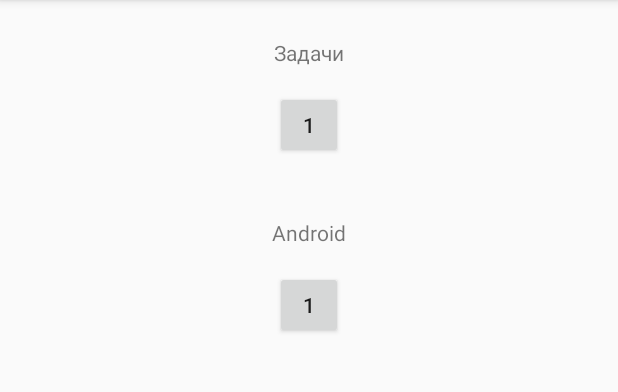
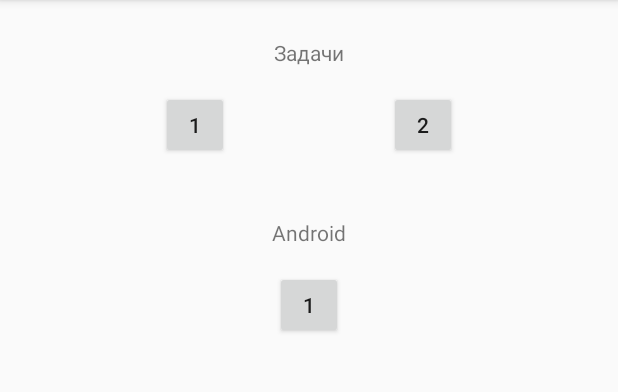
Before and after one commit to 2wiktor2/Exercises, an Android app: the screen it shows after launch (MainActivity), on a phone screen of 412 x 824 dp, the part 84-476 px from its top. Run offline under Robolectric (Android 15) with nearby library versions, the phone set to English and light mode, and no system bars.

Commit message:
Вторая задача добавлена

```diff
--- a/app/src/main/AndroidManifest.xml
+++ b/app/src/main/AndroidManifest.xml
@@ -17,7 +17,8 @@
             </intent-filter>
         </activity>
         <activity android:name=".Zadacha1" />
-        <activity android:name=".AndroidZadacha1"></activity>
+        <activity android:name=".AndroidZadacha1" />
+        <activity android:name=".Zadacha2"></activity>
     </application>
 
 </manifest>
--- a/app/src/main/java/com/wiktor/exercises1/MainActivity.java
+++ b/app/src/main/java/com/wiktor/exercises1/MainActivity.java
@@ -8,9 +8,8 @@ import android.widget.Button;
 
 public class MainActivity extends AppCompatActivity implements View.OnClickListener {
 
-    Button exercise1;
+    Button exercise1, exercise2;
     Button exerciseAndroid1;
-
 
 
     @Override
@@ -19,9 +18,11 @@ public class MainActivity extends AppCompatActivity implements View.OnClickListe
         setContentView(R.layout.activity_main);
 
         exercise1 = findViewById(R.id.zadacha1);
+        exercise2 = findViewById(R.id.zadacha2);
         exerciseAndroid1 = findViewById(R.id.android_zadacha1);
 
         exercise1.setOnClickListener(this);
+        exercise2.setOnClickListener(this);
         exerciseAndroid1.setOnClickListener(this);
     }
 
@@ -32,6 +33,10 @@ public class MainActivity extends AppCompatActivity implements View.OnClickListe
                 Intent intent_zadacha1 = new Intent(this, Zadacha1.class);
                 startActivity(intent_zadacha1);
                 break;
+            case R.id.zadacha2:
+                Intent intent_zadacha2 = new Intent(this, Zadacha2.class);
+                startActivity(intent_zadacha2);
+                break;
             case R.id.android_zadacha1:
                 Intent intent_android_zadacha1 = new Intent(this, AndroidZadacha1.class);
                 startActivity(intent_android_zadacha1);
--- a/app/src/main/res/layout/activity_main.xml
+++ b/app/src/main/res/layout/activity_main.xml
@@ -23,6 +23,16 @@
         android:layout_marginTop="16dp"
         android:text="1"
         app:layout_constraintLeft_toLeftOf="parent"
+        app:layout_constraintRight_toLeftOf="@+id/zadacha2"
+        app:layout_constraintTop_toBottomOf="@+id/text_view_zadachi" />
+
+    <Button
+        android:id="@+id/zadacha2"
+        android:layout_width="45dp"
+        android:layout_height="45dp"
+        android:layout_marginTop="16dp"
+        android:text="2"
+        app:layout_constraintLeft_toRightOf="@+id/zadacha1"
         app:layout_constraintRight_toRightOf="parent"
         app:layout_constraintTop_toBottomOf="@+id/text_view_zadachi" />
 
--- a/app/src/main/res/values/strings.xml
+++ b/app/src/main/res/values/strings.xml
@@ -1,4 +1,5 @@
 <resources>
     <string name="app_name">Exercises1</string>
     <string name="zadacha1_uslovie">поменять местами значения \n a и b</string>
+    <string name="zadacha2_uslovie">Дано трёхзначное число. Найти произведение чисел.</string>
 </resources>
```
Also changed, not shown: app/src/main/java/com/wiktor/exercises1/Zadacha2.java (added, +51 -0 lines), app/src/main/res/layout/zadacha2.xml (added, +54 -0 lines).
